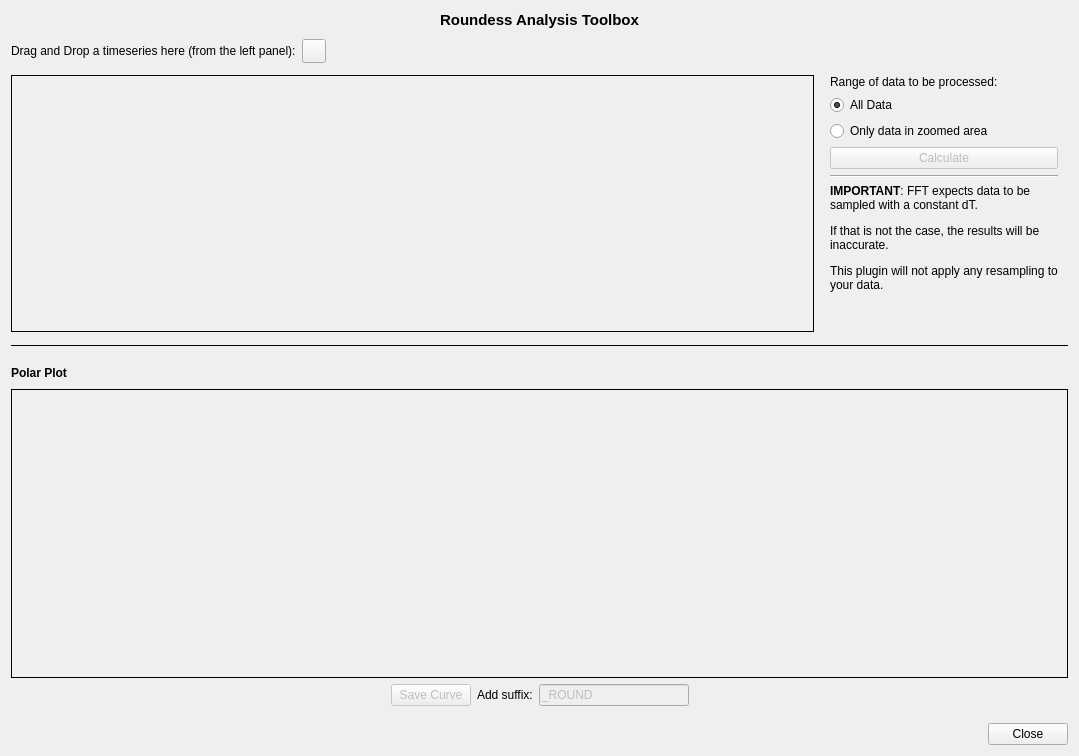
zdavkeos/balyrond, file src/balyrond-pj-plugins/ToolboxRoundness/toolbox_roundness.ui: the form before one commit.
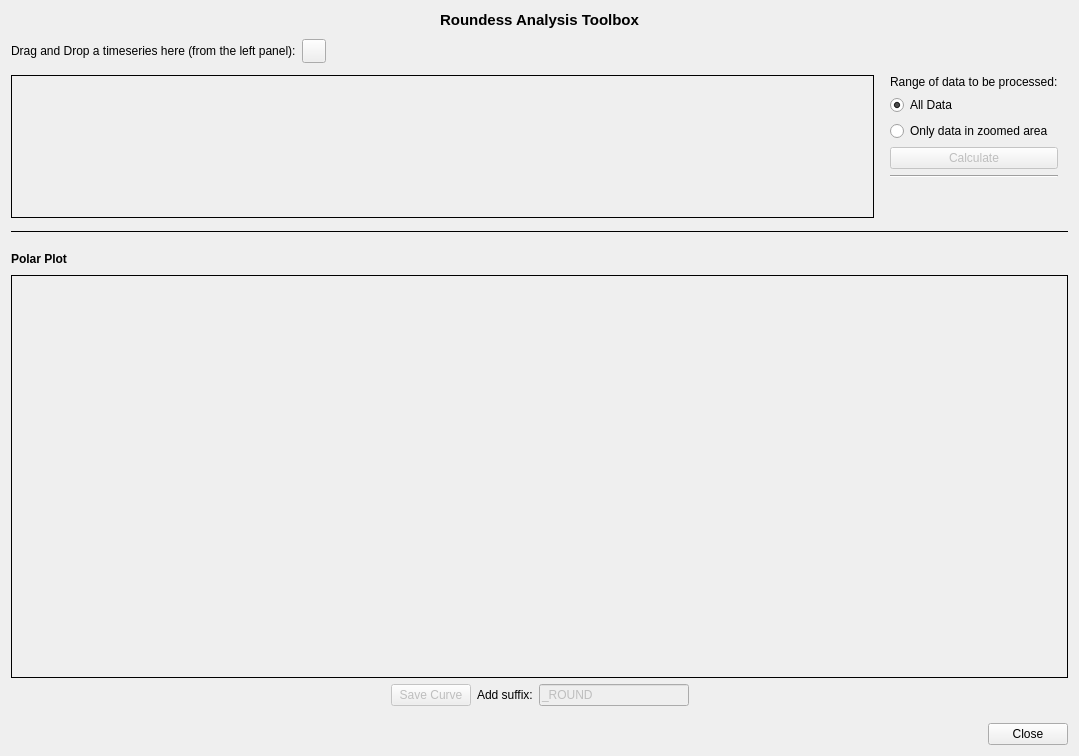
The form after the commit.

Commit message: Start of roundness analysis toolbox

What changed in the file:
```diff
--- a/src/balyrond-pj-plugins/ToolboxRoundness/toolbox_roundness.ui
+++ b/src/balyrond-pj-plugins/ToolboxRoundness/toolbox_roundness.ui
@@ -156,22 +156,6 @@
          </property>
         </widget>
        </item>
-       <item>
-        <widget class="QLabel" name="label_4">
-         <property name="maximumSize">
-          <size>
-           <width>250</width>
-           <height>16777215</height>
-          </size>
-         </property>
-         <property name="text">
-          <string>&lt;html&gt;&lt;head/&gt;&lt;body&gt;&lt;p&gt;&lt;span style=&quot; font-weight:600;&quot;&gt;IMPORTANT&lt;/span&gt;: FFT expects data to be sampled with a constant dT.&lt;/p&gt;&lt;p&gt;If that is not the case, the results will be inaccurate.&lt;/p&gt;&lt;p&gt;This plugin will not apply any resampling to your data.&lt;/p&gt;&lt;/body&gt;&lt;/html&gt;</string>
-         </property>
-         <property name="wordWrap">
-          <bool>true</bool>
-         </property>
-        </widget>
-       </item>
        <item>
         <spacer name="verticalSpacer">
          <property name="orientation">
```
Left out of the diff: 4 changed lines with no effect on the pictures. The commit also changes 3 other files.
